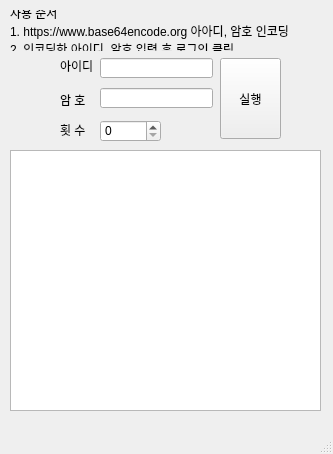
Above: naver_poketmon/poketmon.ui from Flowerkh/python before the change. Below: the same form after it.
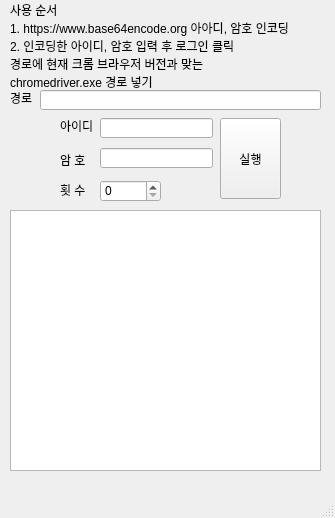
That is the form after the change.

Commit message: 매크로 구매 프로그램

The edit to the form file:
```diff
--- a/naver_poketmon/poketmon.ui
+++ b/naver_poketmon/poketmon.ui
@@ -6,8 +6,8 @@
    <rect>
     <x>0</x>
     <y>0</y>
-    <width>333</width>
-    <height>454</height>
+    <width>335</width>
+    <height>518</height>
    </rect>
   </property>
   <property name="windowTitle">
@@ -18,7 +18,7 @@
     <property name="geometry">
      <rect>
       <x>220</x>
-      <y>58</y>
+      <y>118</y>
       <width>61</width>
       <height>81</height>
      </rect>
@@ -31,7 +31,7 @@
     <property name="geometry">
      <rect>
       <x>100</x>
-      <y>58</y>
+      <y>118</y>
       <width>113</width>
       <height>20</height>
      </rect>
@@ -44,7 +44,7 @@
     <property name="geometry">
      <rect>
       <x>100</x>
-      <y>88</y>
+      <y>148</y>
       <width>113</width>
       <height>20</height>
      </rect>
@@ -57,22 +57,24 @@
     <property name="geometry">
      <rect>
       <x>10</x>
-      <y>10</y>
+      <y>0</y>
       <width>311</width>
-      <height>41</height>
+      <height>91</height>
      </rect>
     </property>
     <property name="text">
      <string>사용 순서
 1. https://www.base64encode.org 아아디, 암호 인코딩
-2. 인코딩한 아이디, 암호 입력 후 로그인 클릭</string>
+2. 인코딩한 아이디, 암호 입력 후 로그인 클릭
+경로에 현재 크롬 브라우저 버전과 맞는 
+chromedriver.exe 경로 넣기</string>
     </property>
    </widget>
    <widget class="QLabel" name="label_2">
     <property name="geometry">
      <rect>
       <x>60</x>
-      <y>58</y>
+      <y>118</y>
       <width>41</width>
       <height>16</height>
      </rect>
@@ -85,7 +87,7 @@
     <property name="geometry">
      <rect>
       <x>60</x>
-      <y>90</y>
+      <y>150</y>
       <width>31</width>
       <height>20</height>
      </rect>
@@ -98,7 +100,7 @@
     <property name="geometry">
      <rect>
       <x>100</x>
-      <y>120</y>
+      <y>180</y>
       <width>61</width>
       <height>22</height>
      </rect>
@@ -108,7 +110,7 @@
     <property name="geometry">
      <rect>
       <x>60</x>
-      <y>120</y>
+      <y>180</y>
       <width>31</width>
       <height>20</height>
      </rect>
@@ -121,7 +123,7 @@
     <property name="geometry">
      <rect>
       <x>10</x>
-      <y>150</y>
+      <y>210</y>
       <width>311</width>
       <height>261</height>
      </rect>
@@ -130,6 +132,29 @@
      <string/>
     </property>
    </widget>
+   <widget class="QLineEdit" name="browser_path">
+    <property name="geometry">
+     <rect>
+      <x>40</x>
+      <y>90</y>
+      <width>281</width>
+      <height>20</height>
+     </rect>
+    </property>
+   </widget>
+   <widget class="QLabel" name="label_5">
+    <property name="geometry">
+     <rect>
+      <x>10</x>
+      <y>90</y>
+      <width>31</width>
+      <height>16</height>
+     </rect>
+    </property>
+    <property name="text">
+     <string>경로</string>
+    </property>
+   </widget>
   </widget>
   <widget class="QMenuBar" name="menubar">
    <property name="geometry">
```
Left out of the diff: 2 changed lines with no effect on the pictures. The commit also changes 1 other file.
